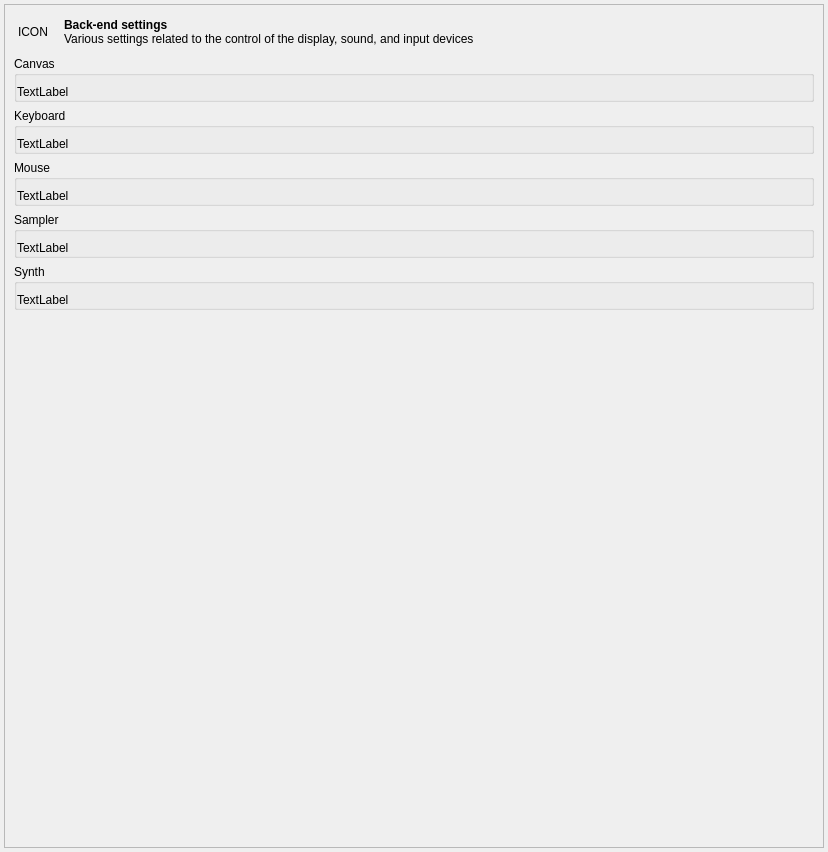
The window that resources/ui/widgets/backend_settings.ui (open-cogsci/OpenSesame) describes before a commit, drawn with Qt 5.
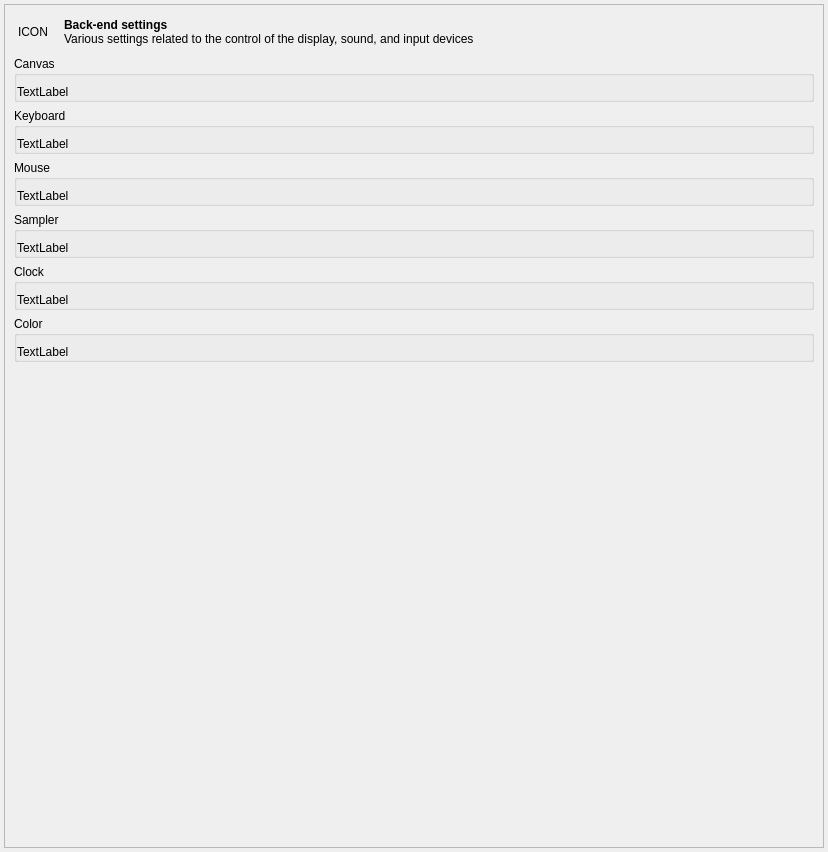
The same window after the commit.

Commit message:
Major rework of backend framework - Add clock backend (replaces dynamically set time functions) - Use static methods for backend init functions - Load backend info from yaml file - Convert psycho, droid, and xpyriment backends to configurable framework
Current status:
- Basically works, pending further testing

Diff of the .ui file:
```diff
--- a/resources/ui/widgets/backend_settings.ui
+++ b/resources/ui/widgets/backend_settings.ui
@@ -27,8 +27,8 @@
        <rect>
         <x>0</x>
         <y>0</y>
-        <width>818</width>
-        <height>842</height>
+        <width>816</width>
+        <height>840</height>
        </rect>
       </property>
       <layout class="QVBoxLayout" name="verticalLayout_7">
@@ -168,7 +168,7 @@
        <item>
         <widget class="QGroupBox" name="group_synth">
          <property name="title">
-          <string>Synth</string>
+          <string>Clock</string>
          </property>
          <layout class="QVBoxLayout" name="layout_synth">
           <property name="leftMargin">
@@ -181,7 +181,32 @@
            <number>0</number>
           </property>
           <item>
-           <widget class="QLabel" name="label_synth">
+           <widget class="QLabel" name="label_clock">
+            <property name="text">
+             <string>TextLabel</string>
+            </property>
+           </widget>
+          </item>
+         </layout>
+        </widget>
+       </item>
+       <item>
+        <widget class="QGroupBox" name="group_color">
+         <property name="title">
+          <string>Color</string>
+         </property>
+         <layout class="QVBoxLayout" name="layout_color">
+          <property name="leftMargin">
+           <number>0</number>
+          </property>
+          <property name="rightMargin">
+           <number>0</number>
+          </property>
+          <property name="bottomMargin">
+           <number>0</number>
+          </property>
+          <item>
+           <widget class="QLabel" name="label_color">
             <property name="text">
              <string>TextLabel</string>
             </property>
```
Left out of the diff: 26 changed lines with no effect on the pictures. The commit also changes 32 other files.
